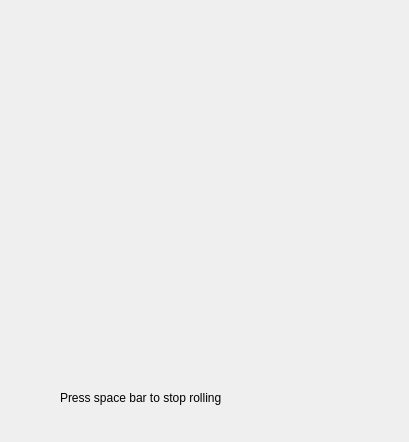
Above: rolldicewindow.ui from WisdomStoneWorshiper/comp2012h_project before the change. Below: the same form after it.
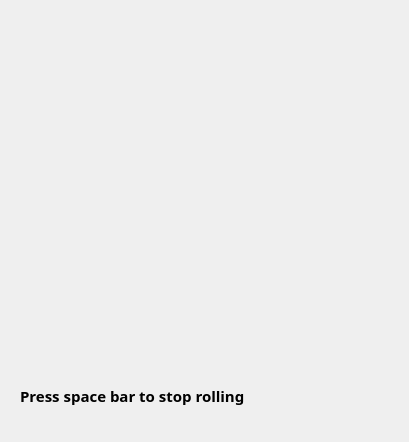
That is the form after the change.

What changed in the file:
```diff
--- a/rolldicewindow.ui
+++ b/rolldicewindow.ui
@@ -16,12 +16,20 @@
   <widget class="QLabel" name="label">
    <property name="geometry">
     <rect>
-     <x>60</x>
-     <y>390</y>
+     <x>20</x>
+     <y>380</y>
      <width>361</width>
-     <height>16</height>
+     <height>31</height>
     </rect>
    </property>
+   <property name="font">
+    <font>
+     <family>Arial Black</family>
+     <pointsize>11</pointsize>
+     <weight>75</weight>
+     <bold>true</bold>
+    </font>
+   </property>
    <property name="text">
     <string>Press space bar to stop rolling</string>
    </property>
```
